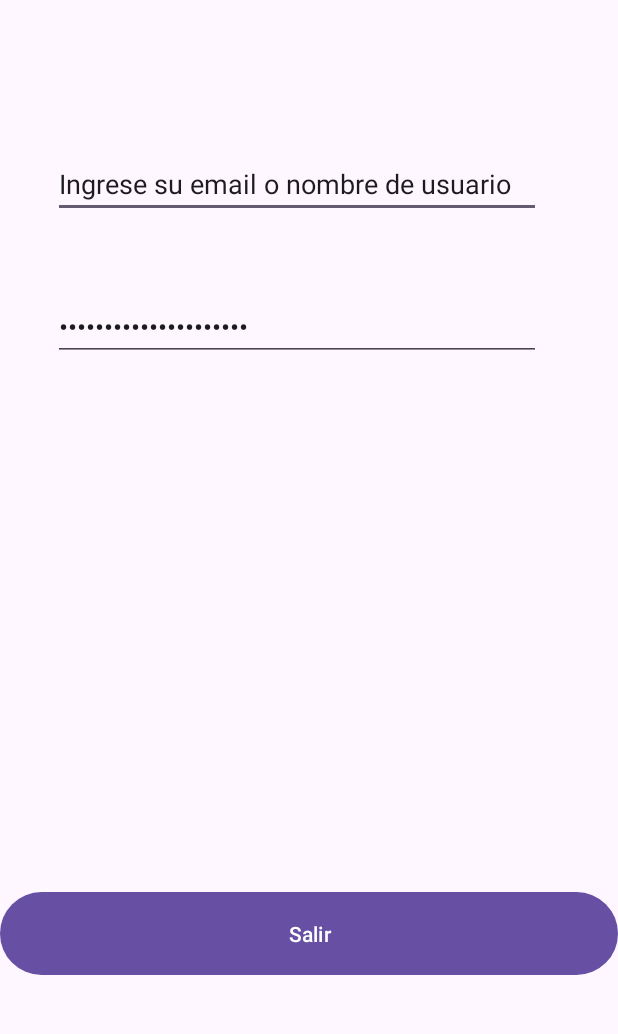
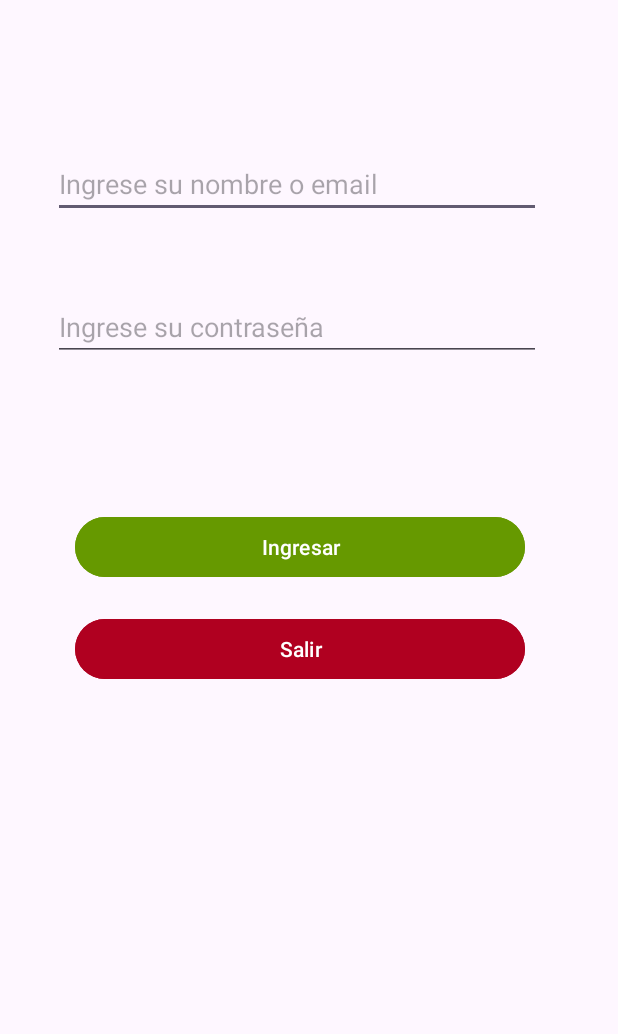
Before and after one commit to ValentinoBorgo/Spendify, an Android app: the screen it shows after launch (MainActivity), on a phone screen of 412 x 824 dp, the part 89-1123 px from its top. Run offline under Robolectric (Android 15) with nearby library versions, the phone set to English and light mode, and no system bars.

Commit message:
Vista inicial

```diff
--- a/app/src/main/res/layout/activity_main.xml
+++ b/app/src/main/res/layout/activity_main.xml
@@ -45,8 +45,8 @@
                     android:layout_marginLeft="5sp"
                     android:layout_marginTop="100sp"
                     android:ems="10"
-                    android:inputType="text"
-                    android:text="Ingrese su email o nombre de usuario" />
+                    android:hint="@string/nombreEmail"
+                    android:inputType="text" />
 
                 <EditText
                     android:id="@+id/contraseña"
@@ -55,24 +55,35 @@
                     android:layout_marginLeft="5sp"
                     android:layout_marginTop="50sp"
                     android:ems="10"
-                    android:inputType="textPassword"
-                    android:text="Ingrese su contraseña"
-                    />
+                    android:hint="@string/contraseña"
+                    android:inputType="textPassword" />
 
             </LinearLayout>
 
             <LinearLayout
-                android:layout_width="match_parent"
+                android:layout_width="300dp"
                 android:layout_height="match_parent"
-                android:orientation="horizontal">
+                android:layout_marginLeft="0dp"
+                android:layout_marginTop="100dp"
+                android:orientation="vertical"
+                android:translationX="50dp">
+
+                <Button
+                    android:id="@+id/btnIngresar"
+                    android:layout_width="match_parent"
+                    android:layout_height="match_parent"
+                    android:layout_weight="1"
+                    android:backgroundTint="@android:color/holo_green_dark"
+                    android:text="@string/btnIngresar" />
 
                 <Button
                     android:id="@+id/btnSalir"
-                    android:layout_width="wrap_content"
-                    android:layout_height="63dp"
-                    android:layout_marginTop="350sp"
+                    android:layout_width="match_parent"
+                    android:layout_height="match_parent"
+                    android:layout_marginTop="20dp"
                     android:layout_weight="1"
-                    android:text="Salir" />
+                    android:backgroundTint="@color/design_default_color_error"
+                    android:text="@string/btnSalir" />
 
             </LinearLayout>
 
--- a/app/src/main/res/values/strings.xml
+++ b/app/src/main/res/values/strings.xml
@@ -1,3 +1,7 @@
 <resources>
     <string name="app_name">Spendify</string>
+    <string name="nombreEmail">Ingrese su nombre o email</string>
+    <string name="contraseña">Ingrese su contraseña</string>
+    <string name="btnSalir">Salir</string>
+    <string name="btnIngresar">Ingresar</string>
 </resources>
```
